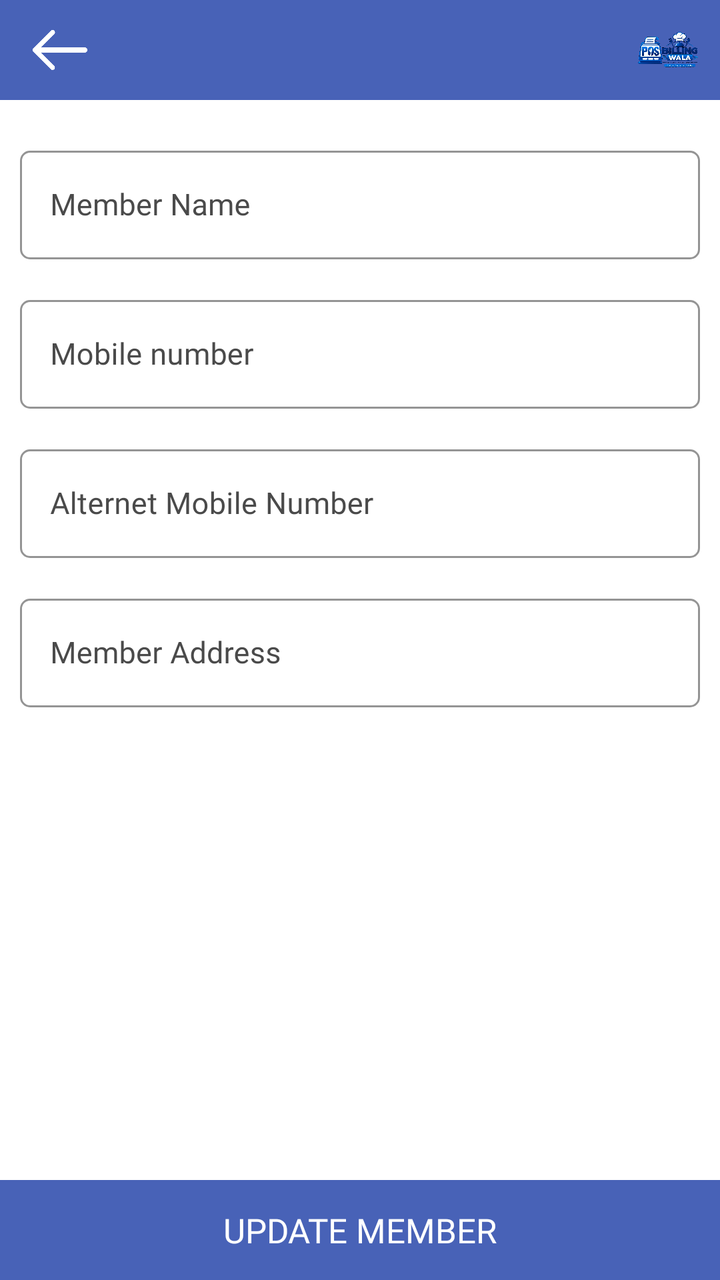
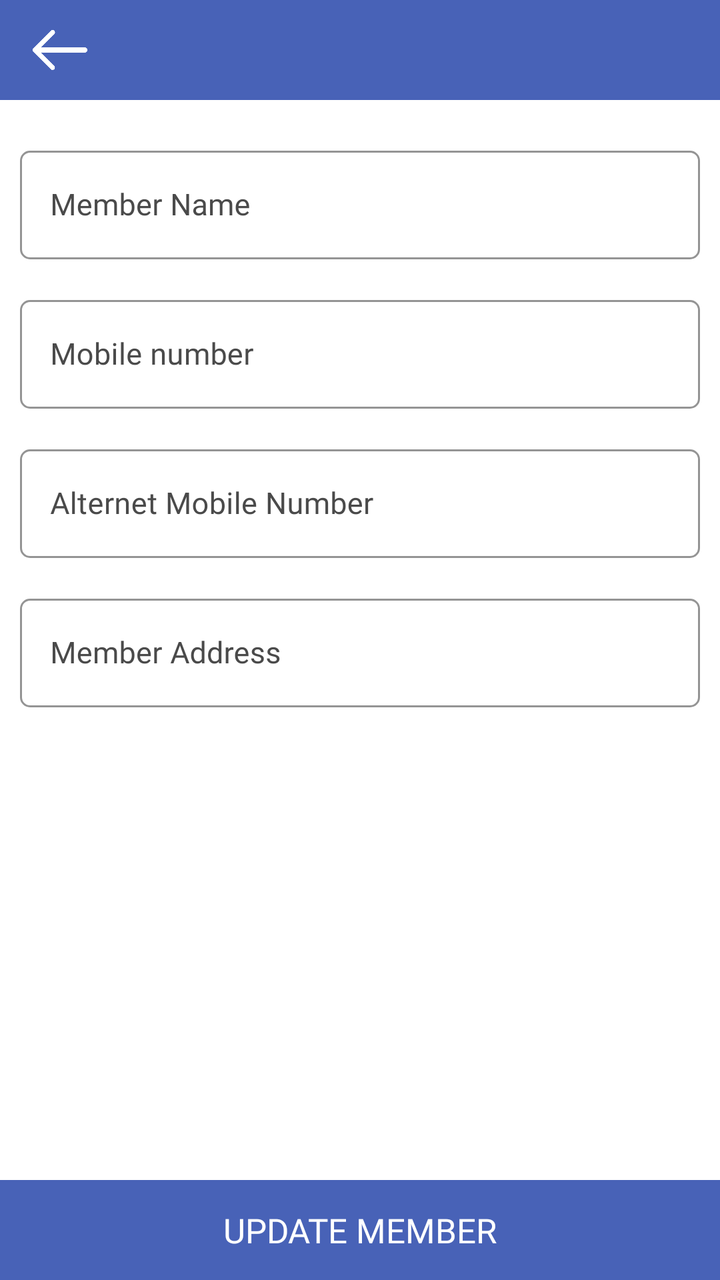

An Android layout rendered at two revisions. The XML below is the earlier revision; the diff shows what the commit changed to produce the second picture.
<!-- AndroidManifest.xml: application theme AppTheme -->
<!-- res/layout/fragment_update_mess_member.xml -->
<?xml version="1.0" encoding="utf-8"?>
<RelativeLayout xmlns:android="http://schemas.android.com/apk/res/android"
    xmlns:app="http://schemas.android.com/apk/res-auto"
    xmlns:tools="http://schemas.android.com/tools"
    android:layout_width="match_parent"
    android:layout_height="match_parent"
    tools:context=".Fragment.AddProduct">

    <com.google.android.material.appbar.AppBarLayout
        android:id="@+id/appBarLayout"
        android:layout_width="match_parent"
        android:layout_height="50dp"
        android:layout_alignParentTop="true">

        <RelativeLayout
            android:layout_width="match_parent"
            android:layout_height="match_parent">

            <ImageView
                android:id="@+id/backToMess"
                android:layout_width="30dp"
                android:layout_height="30dp"
                android:layout_alignParentStart="true"
                android:layout_centerInParent="true"
                android:layout_gravity="center"
                android:layout_marginStart="15dp"
                android:src="@drawable/back"
                app:tint="@color/white" />

        
            <include layout="@layout/include_app_toolbar_logo" />
</RelativeLayout>

    </com.google.android.material.appbar.AppBarLayout>

    <androidx.core.widget.NestedScrollView
        android:layout_width="match_parent"
        android:layout_height="match_parent"
        android:layout_above="@+id/updateMember"
        android:layout_below="@id/appBarLayout">

        <LinearLayout
            android:layout_width="match_parent"
            android:layout_height="match_parent"
            android:orientation="vertical"
            android:padding="10dp">

            <com.google.android.material.textfield.TextInputLayout
                android:id="@+id/memberNameLayout"
                style="@style/Widget.MaterialComponents.TextInputLayout.OutlinedBox"
                android:layout_width="match_parent"
                android:layout_height="wrap_content"
                android:layout_gravity="center"
                android:layout_marginTop="10dp"
                android:layout_marginBottom="5dp"
                android:gravity="center"
                android:textColorHint="@color/light_black"
                app:boxCornerRadiusBottomEnd="5dp"
                app:boxCornerRadiusBottomStart="5dp"
                app:boxCornerRadiusTopEnd="5dp"
                app:boxCornerRadiusTopStart="5dp"
                app:boxStrokeColor="@color/light_black">

                <com.google.android.material.textfield.TextInputEditText
                    android:id="@+id/memberName"
                    android:layout_width="match_parent"
                    android:layout_height="wrap_content"
                    android:digits="abcdefghijklmnopqrstuvwxyzABCDEFGHIJKLMNOPQRSTUVWXYZ "
                    android:fontFamily="@font/poppinsregular"
                    android:hint="@string/ui_member_name"
                    android:imeOptions="actionNext"
                    android:inputType="textCapWords"
                    android:paddingStart="15dp"
                    android:paddingEnd="10dp"
                    android:singleLine="true"
                    android:textColor="@color/black"
                    android:textColorHint="@color/light_black"
                    android:textSize="15dp" />

            </com.google.android.material.textfield.TextInputLayout>

            <com.google.android.material.textfield.TextInputLayout
                android:id="@+id/memberMobileNumberLayout"
                style="@style/Widget.MaterialComponents.TextInputLayout.OutlinedBox"
                android:layout_width="match_parent"
                android:layout_height="wrap_content"
                android:layout_gravity="center"
                android:layout_marginTop="10dp"
                android:layout_marginBottom="5dp"
                android:gravity="center"
                android:textColorHint="@color/light_black"
                app:boxCornerRadiusBottomEnd="5dp"
                app:boxCornerRadiusBottomStart="5dp"
                app:boxCornerRadiusTopEnd="5dp"
                app:boxCornerRadiusTopStart="5dp"
                app:boxStrokeColor="@color/light_black">

                <com.google.android.material.textfield.TextInputEditText
                    android:id="@+id/memberMobileNumber"
                    android:layout_width="match_parent"
                    android:layout_height="wrap_content"
                    android:digits="0123456789"
                    android:fontFamily="@font/poppinsregular"
                    android:hint="@string/trial_signup_contact"
                    android:imeOptions="actionNext"
                    android:inputType="numberDecimal"
                    android:paddingStart="15dp"
                    android:paddingEnd="10dp"
                    android:singleLine="true"
                    android:textColor="@color/black"
                    android:textColorHint="@color/light_black"
                    android:textSize="15dp" />

            </com.google.android.material.textfield.TextInputLayout>

            <com.google.android.material.textfield.TextInputLayout
                android:id="@+id/memberAlternetMobileNumberLayout"
                style="@style/Widget.MaterialComponents.TextInputLayout.OutlinedBox"
                android:layout_width="match_parent"
                android:layout_height="wrap_content"
                android:layout_gravity="center"
                android:layout_marginTop="10dp"
                android:layout_marginBottom="5dp"
                android:gravity="center"
                android:textColorHint="@color/light_black"
                app:boxCornerRadiusBottomEnd="5dp"
                app:boxCornerRadiusBottomStart="5dp"
                app:boxCornerRadiusTopEnd="5dp"
                app:boxCornerRadiusTopStart="5dp"
                app:boxStrokeColor="@color/light_black">

                <com.google.android.material.textfield.TextInputEditText
                    android:id="@+id/memberAlternetMobileNumber"
                    android:layout_width="match_parent"
                    android:layout_height="wrap_content"
                    android:digits="0123456789"
                    android:fontFamily="@font/poppinsregular"
                    android:hint="@string/ui_alternet_mobile_number"
                    android:imeOptions="actionNext"
                    android:inputType="numberDecimal"
                    android:paddingStart="15dp"
                    android:paddingEnd="10dp"
                    android:singleLine="true"
                    android:textColor="@color/black"
                    android:textColorHint="@color/light_black"
                    android:textSize="15dp" />

            </com.google.android.material.textfield.TextInputLayout>

            <com.google.android.material.textfield.TextInputLayout
                android:id="@+id/memberAddressLayout"
                style="@style/Widget.MaterialComponents.TextInputLayout.OutlinedBox"
                android:layout_width="match_parent"
                android:layout_height="wrap_content"
                android:layout_gravity="center"
                android:layout_marginTop="10dp"
                android:layout_marginBottom="5dp"
                android:gravity="center"
                android:textColorHint="@color/light_black"
                app:boxCornerRadiusBottomEnd="5dp"
                app:boxCornerRadiusBottomStart="5dp"
                app:boxCornerRadiusTopEnd="5dp"
                app:boxCornerRadiusTopStart="5dp"
                app:boxStrokeColor="@color/light_black">

                <com.google.android.material.textfield.TextInputEditText
                    android:id="@+id/memberAddress"
                    android:layout_width="match_parent"
                    android:layout_height="wrap_content"
                    android:fontFamily="@font/poppinsregular"
                    android:hint="@string/ui_member_address"
                    android:imeOptions="actionNext"
                    android:inputType="textCapWords|textMultiLine"
                    android:paddingStart="15dp"
                    android:paddingEnd="10dp"
                    android:singleLine="true"
                    android:textColor="@color/black"
                    android:textColorHint="@color/light_black"
                    android:textSize="15dp" />

            </com.google.android.material.textfield.TextInputLayout>

        </LinearLayout>

    </androidx.core.widget.NestedScrollView>

    <TextView
        android:id="@+id/updateMember"
        android:layout_width="match_parent"
        android:layout_height="50dp"
        android:layout_alignParentBottom="true"
        android:layout_gravity="center"
        android:background="@color/colorPrimary"
        android:fontFamily="@font/poppinsmedium"
        android:gravity="center"
        android:text="@string/ui_update_member"
        android:textAllCaps="true"
        android:textColor="@color/white"
        android:textSize="17dp" />

</RelativeLayout>
<!-- res/layout/include_app_toolbar_logo.xml (included above) -->
<?xml version="1.0" encoding="utf-8"?>
<ImageView xmlns:android="http://schemas.android.com/apk/res/android"
    android:id="@+id/appBrandLogo"
    android:layout_width="32dp"
    android:layout_height="32dp"
    android:layout_alignParentEnd="true"
    android:layout_centerVertical="true"
    android:layout_marginEnd="10dp"
    android:contentDescription="@string/app_name"
    android:scaleType="fitCenter"
    android:src="@drawable/app_logo" />
<!-- resources referenced by this layout -->
<resources>
  <color name="black">#000</color>
  <color name="colorPrimary">#4862b7</color>
  <color name="light_black">#4a4a4a</color>
  <color name="white">#fff</color>
  <!-- drawable app_logo: png bitmap (drawable, 586552 bytes) -->
  <!-- drawable back: png bitmap (drawable, 3507 bytes) -->
  <string name="app_name">Billingwala</string>
  <string name="trial_signup_contact">Mobile number</string>
  <string name="ui_alternet_mobile_number">Alternet Mobile Number</string>
  <string name="ui_member_address">Member Address</string>
  <string name="ui_member_name">Member Name</string>
  <string name="ui_update_member">Update Member</string>
  <style name="AppTheme" parent="Theme.MaterialComponents.Light.NoActionBar">
          
          <item name="colorPrimary">@color/colorPrimary</item>
          <item name="colorPrimaryDark">@color/colorPrimary</item>
          <item name="colorAccent">@color/colorAccent</item>
          <item name="android:windowIsTranslucent">true</item>
          <item name="windowNoTitle">true</item>
          <item name="windowActionBar">false</item>
  
      </style>
  <color name="colorAccent">#000</color>
</resources>

<!-- the commit's change to res/layout/fragment_update_mess_member.xml (unified diff, before → after) -->
@@ -26,9 +26,6 @@
                 android:layout_marginStart="15dp"
                 android:src="@drawable/back"
                 app:tint="@color/white" />
-
-        
-            <include layout="@layout/include_app_toolbar_logo" />
 </RelativeLayout>
 
     </com.google.android.material.appbar.AppBarLayout>
@@ -199,15 +196,3 @@
         android:textSize="17dp" />
 
 </RelativeLayout>
-<!-- res/layout/include_app_toolbar_logo.xml (included above) -->
-<?xml version="1.0" encoding="utf-8"?>
-<ImageView xmlns:android="http://schemas.android.com/apk/res/android"
-    android:id="@+id/appBrandLogo"
-    android:layout_width="32dp"
-    android:layout_height="32dp"
-    android:layout_alignParentEnd="true"
-    android:layout_centerVertical="true"
-    android:layout_marginEnd="10dp"
-    android:contentDescription="@string/app_name"
-    android:scaleType="fitCenter"
-    android:src="@drawable/app_logo" />
<!-- resource entries referenced after the edit -->
@@ -4,9 +4,7 @@
   <color name="colorPrimary">#4862b7</color>
   <color name="light_black">#4a4a4a</color>
   <color name="white">#fff</color>
-  <!-- drawable app_logo: png bitmap (drawable, 586552 bytes) -->
   <!-- drawable back: png bitmap (drawable, 3507 bytes) -->
-  <string name="app_name">Billingwala</string>
   <string name="trial_signup_contact">Mobile number</string>
   <string name="ui_alternet_mobile_number">Alternet Mobile Number</string>
   <string name="ui_member_address">Member Address</string>
